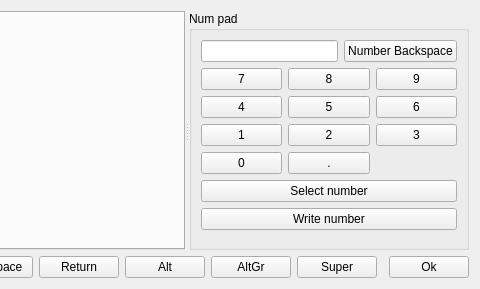
Above: plugins/Commands/Keyboard/keyboardwidget.ui from KDE/simon before the change; both pictures show x 316 to 796 and y 0 to 289 of the 796 by 289 pixel window. Below: the same form after it.
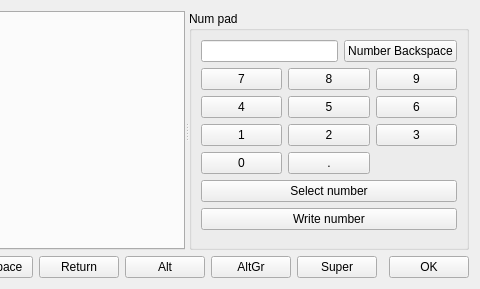
That is the form after the change. Custom widgets are drawn as their Qt base class.

Patch:
```diff
--- a/plugins/Commands/Keyboard/keyboardwidget.ui
+++ b/plugins/Commands/Keyboard/keyboardwidget.ui
@@ -225,7 +225,7 @@
       </sizepolicy>
      </property>
      <property name="text">
-      <string>Ok</string>
+      <string>OK</string>
      </property>
     </widget>
    </item>
```
